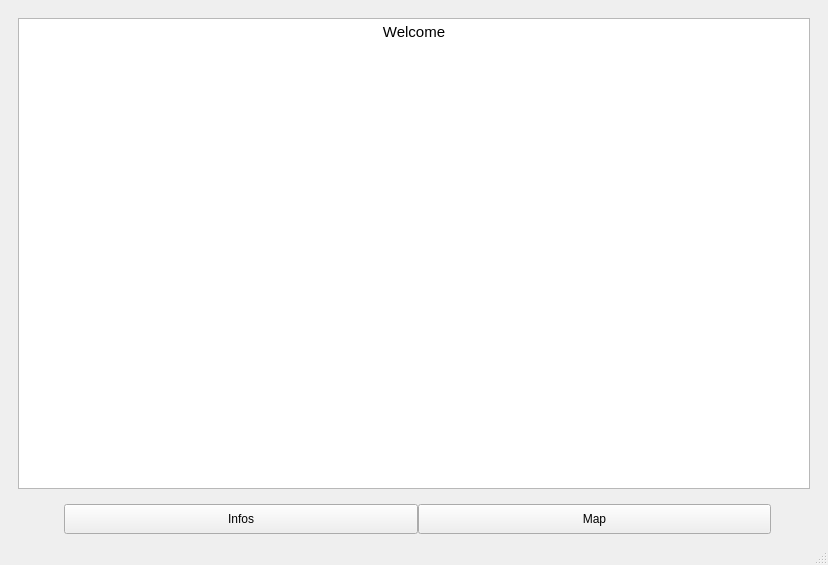
First picture: the form in mainWindow.ui, repository Owkly/Qt-JO-MapApplication, before the edit.
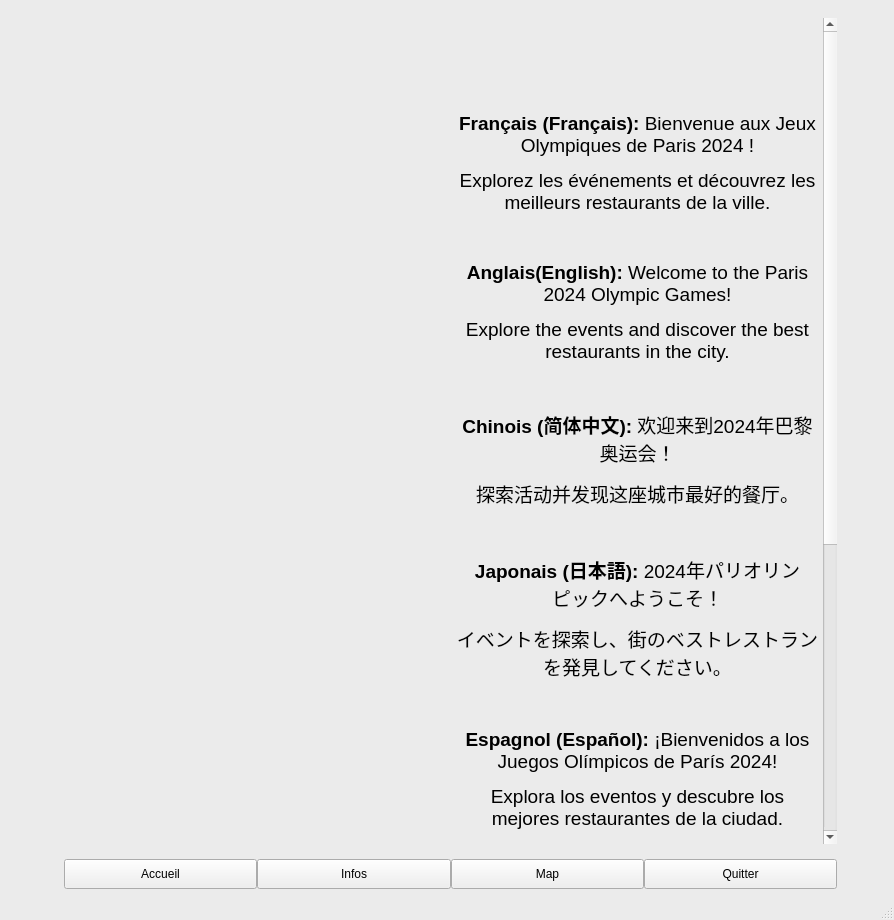
Second picture: the form after the edit. Icons and pictures are not drawn.

Diff of the .ui file:
```diff
--- a/mainWindow.ui
+++ b/mainWindow.ui
@@ -6,13 +6,16 @@
    <rect>
     <x>0</x>
     <y>0</y>
-    <width>828</width>
-    <height>565</height>
+    <width>894</width>
+    <height>920</height>
    </rect>
   </property>
   <property name="windowTitle">
    <string>MainWindow</string>
   </property>
+  <property name="styleSheet">
+   <string notr="true">QMainWindow { background-color: #ebebeb; }</string>
+  </property>
   <widget class="QWidget" name="centralwidget">
    <layout class="QGridLayout" name="gridLayout">
     <item row="0" column="0">
@@ -21,16 +24,107 @@
        <number>0</number>
       </property>
       <widget class="QWidget" name="homePage">
-       <layout class="QGridLayout" name="gridLayout_2">
+       <layout class="QGridLayout" name="gridLayout_2" columnstretch="0,0">
+        <property name="leftMargin">
+         <number>52</number>
+        </property>
+        <property name="rightMargin">
+         <number>48</number>
+        </property>
+        <property name="verticalSpacing">
+         <number>0</number>
+        </property>
         <item row="0" column="0">
+         <widget class="QLabel" name="logoImage">
+          <property name="sizePolicy">
+           <sizepolicy hsizetype="Expanding" vsizetype="Maximum">
+            <horstretch>0</horstretch>
+            <verstretch>0</verstretch>
+           </sizepolicy>
+          </property>
+          <property name="maximumSize">
+           <size>
+            <width>700</width>
+            <height>850</height>
+           </size>
+          </property>
+          <property name="font">
+           <font>
+            <weight>50</weight>
+            <bold>false</bold>
+           </font>
+          </property>
+          <property name="text">
+           <string/>
+          </property>
+          <property name="pixmap">
+           <pixmap resource="ressources.qrc">:/images/logo.png</pixmap>
+          </property>
+          <property name="scaledContents">
+           <bool>true</bool>
+          </property>
+          <property name="alignment">
+           <set>Qt::AlignRight|Qt::AlignTrailing|Qt::AlignVCenter</set>
+          </property>
+         </widget>
+        </item>
+        <item row="0" column="1">
          <widget class="QTextEdit" name="welcomeMessage">
+          <property name="enabled">
+           <bool>true</bool>
+          </property>
+          <property name="maximumSize">
+           <size>
+            <width>16777215</width>
+            <height>16777215</height>
+           </size>
+          </property>
+          <property name="mouseTracking">
+           <bool>false</bool>
+          </property>
+          <property name="autoFillBackground">
+           <bool>false</bool>
+          </property>
+          <property name="styleSheet">
+           <string notr="true">QTextEdit { background-color: #ebebeb; }</string>
+          </property>
+          <property name="frameShape">
+           <enum>QFrame::NoFrame</enum>
+          </property>
+          <property name="readOnly">
+           <bool>true</bool>
+          </property>
           <property name="html">
            <string>&lt;!DOCTYPE HTML PUBLIC &quot;-//W3C//DTD HTML 4.0//EN&quot; &quot;http://www.w3.org/TR/REC-html40/strict.dtd&quot;&gt;
 &lt;html&gt;&lt;head&gt;&lt;meta name=&quot;qrichtext&quot; content=&quot;1&quot; /&gt;&lt;style type=&quot;text/css&quot;&gt;
 p, li { white-space: pre-wrap; }
 &lt;/style&gt;&lt;/head&gt;&lt;body style=&quot; font-family:'Ubuntu'; font-size:11pt; font-weight:400; font-style:normal;&quot;&gt;
-&lt;p align=&quot;center&quot; style=&quot; margin-top:0px; margin-bottom:0px; margin-left:0px; margin-right:0px; -qt-block-indent:0; text-indent:0px;&quot;&gt;Welcome&lt;/p&gt;
-&lt;p align=&quot;center&quot; style=&quot;-qt-paragraph-type:empty; margin-top:0px; margin-bottom:0px; margin-left:0px; margin-right:0px; -qt-block-indent:0; text-indent:0px;&quot;&gt;&lt;br /&gt;&lt;/p&gt;&lt;/body&gt;&lt;/html&gt;</string>
+&lt;p align=&quot;center&quot; style=&quot;-qt-paragraph-type:empty; margin-top:12px; margin-bottom:12px; margin-left:0px; margin-right:0px; -qt-block-indent:0; text-indent:0px;&quot;&gt;&lt;br /&gt;&lt;/p&gt;
+&lt;p align=&quot;center&quot; style=&quot;-qt-paragraph-type:empty; margin-top:12px; margin-bottom:12px; margin-left:0px; margin-right:0px; -qt-block-indent:0; text-indent:0px;&quot;&gt;&lt;br /&gt;&lt;/p&gt;
+&lt;p align=&quot;center&quot; style=&quot;-qt-paragraph-type:empty; margin-top:12px; margin-bottom:12px; margin-left:0px; margin-right:0px; -qt-block-indent:0; text-indent:0px;&quot;&gt;&lt;br /&gt;&lt;/p&gt;
+&lt;p align=&quot;center&quot; style=&quot; margin-top:12px; margin-bottom:12px; margin-left:0px; margin-right:0px; -qt-block-indent:0; text-indent:0px;&quot;&gt;&lt;span style=&quot; font-size:14pt; font-weight:600;&quot;&gt;Français (Français):&lt;/span&gt;&lt;span style=&quot; font-size:14pt;&quot;&gt; Bienvenue aux Jeux Olympiques de Paris 2024 !&lt;/span&gt;&lt;/p&gt;
+&lt;p align=&quot;center&quot; style=&quot; margin-top:12px; margin-bottom:12px; margin-left:0px; margin-right:0px; -qt-block-indent:0; text-indent:0px;&quot;&gt;&lt;span style=&quot; font-size:14pt;&quot;&gt;Explorez les événements et découvrez les meilleurs restaurants de la ville.&lt;/span&gt;&lt;/p&gt;
+&lt;p align=&quot;center&quot; style=&quot;-qt-paragraph-type:empty; margin-top:12px; margin-bottom:12px; margin-left:0px; margin-right:0px; -qt-block-indent:0; text-indent:0px; font-size:14pt; font-weight:600;&quot;&gt;&lt;br /&gt;&lt;/p&gt;
+&lt;p align=&quot;center&quot; style=&quot; margin-top:12px; margin-bottom:12px; margin-left:0px; margin-right:0px; -qt-block-indent:0; text-indent:0px;&quot;&gt;&lt;span style=&quot; font-size:14pt; font-weight:600;&quot;&gt;Anglais(English):&lt;/span&gt;&lt;span style=&quot; font-size:14pt;&quot;&gt; Welcome to the Paris 2024 Olympic Games!&lt;/span&gt;&lt;/p&gt;
+&lt;p align=&quot;center&quot; style=&quot; margin-top:12px; margin-bottom:12px; margin-left:0px; margin-right:0px; -qt-block-indent:0; text-indent:0px;&quot;&gt;&lt;span style=&quot; font-size:14pt;&quot;&gt;Explore the events and discover the best restaurants in the city.&lt;/span&gt;&lt;/p&gt;
+&lt;p align=&quot;center&quot; style=&quot;-qt-paragraph-type:empty; margin-top:12px; margin-bottom:12px; margin-left:0px; margin-right:0px; -qt-block-indent:0; text-indent:0px; font-size:14pt;&quot;&gt;&lt;br /&gt;&lt;/p&gt;
+&lt;p align=&quot;center&quot; style=&quot; margin-top:12px; margin-bottom:12px; margin-left:0px; margin-right:0px; -qt-block-indent:0; text-indent:0px;&quot;&gt;&lt;span style=&quot; font-size:14pt; font-weight:600;&quot;&gt;Chinois (简体中文):&lt;/span&gt;&lt;span style=&quot; font-size:14pt;&quot;&gt; 欢迎来到2024年巴黎奥运会！&lt;/span&gt;&lt;/p&gt;
+&lt;p align=&quot;center&quot; style=&quot; margin-top:12px; margin-bottom:12px; margin-left:0px; margin-right:0px; -qt-block-indent:0; text-indent:0px;&quot;&gt;&lt;span style=&quot; font-size:14pt;&quot;&gt;探索活动并发现这座城市最好的餐厅。&lt;/span&gt;&lt;/p&gt;
+&lt;p align=&quot;center&quot; style=&quot;-qt-paragraph-type:empty; margin-top:12px; margin-bottom:12px; margin-left:0px; margin-right:0px; -qt-block-indent:0; text-indent:0px; font-size:14pt;&quot;&gt;&lt;br /&gt;&lt;/p&gt;
+&lt;p align=&quot;center&quot; style=&quot; margin-top:12px; margin-bottom:12px; margin-left:0px; margin-right:0px; -qt-block-indent:0; text-indent:0px;&quot;&gt;&lt;span style=&quot; font-size:14pt; font-weight:600;&quot;&gt;Japonais (日本語):&lt;/span&gt;&lt;span style=&quot; font-size:14pt;&quot;&gt; 2024年パリオリンピックへようこそ！&lt;/span&gt;&lt;/p&gt;
+&lt;p align=&quot;center&quot; style=&quot; margin-top:12px; margin-bottom:12px; margin-left:0px; margin-right:0px; -qt-block-indent:0; text-indent:0px;&quot;&gt;&lt;span style=&quot; font-size:14pt;&quot;&gt;イベントを探索し、街のベストレストランを発見してください。&lt;/span&gt;&lt;/p&gt;
+&lt;p align=&quot;center&quot; style=&quot;-qt-paragraph-type:empty; margin-top:12px; margin-bottom:12px; margin-left:0px; margin-right:0px; -qt-block-indent:0; text-indent:0px; font-size:14pt;&quot;&gt;&lt;br /&gt;&lt;/p&gt;
+&lt;p align=&quot;center&quot; style=&quot; margin-top:12px; margin-bottom:12px; margin-left:0px; margin-right:0px; -qt-block-indent:0; text-indent:0px;&quot;&gt;&lt;span style=&quot; font-size:14pt; font-weight:600;&quot;&gt;Espagnol (Español):&lt;/span&gt;&lt;span style=&quot; font-size:14pt;&quot;&gt; ¡Bienvenidos a los Juegos Olímpicos de París 2024!&lt;/span&gt;&lt;/p&gt;
+&lt;p align=&quot;center&quot; style=&quot; margin-top:12px; margin-bottom:12px; margin-left:0px; margin-right:0px; -qt-block-indent:0; text-indent:0px;&quot;&gt;&lt;span style=&quot; font-size:14pt;&quot;&gt;Explora los eventos y descubre los mejores restaurantes de la ciudad.&lt;/span&gt;&lt;/p&gt;
+&lt;p align=&quot;center&quot; style=&quot;-qt-paragraph-type:empty; margin-top:12px; margin-bottom:12px; margin-left:0px; margin-right:0px; -qt-block-indent:0; text-indent:0px; font-size:14pt;&quot;&gt;&lt;br /&gt;&lt;/p&gt;
+&lt;p align=&quot;center&quot; style=&quot; margin-top:12px; margin-bottom:12px; margin-left:0px; margin-right:0px; -qt-block-indent:0; text-indent:0px;&quot;&gt;&lt;span style=&quot; font-size:14pt; font-weight:600;&quot;&gt;Allemand (Deutsch):&lt;/span&gt;&lt;span style=&quot; font-size:14pt;&quot;&gt; Willkommen bei den Olympischen Spielen Paris 2024!&lt;/span&gt;&lt;/p&gt;
+&lt;p align=&quot;center&quot; style=&quot; margin-top:12px; margin-bottom:12px; margin-left:0px; margin-right:0px; -qt-block-indent:0; text-indent:0px;&quot;&gt;&lt;span style=&quot; font-size:14pt;&quot;&gt;Erkunden Sie die Veranstaltungen und entdecken Sie die besten Restaurants der Stadt.&lt;/span&gt;&lt;/p&gt;
+&lt;p align=&quot;center&quot; style=&quot;-qt-paragraph-type:empty; margin-top:12px; margin-bottom:12px; margin-left:0px; margin-right:0px; -qt-block-indent:0; text-indent:0px; font-size:14pt;&quot;&gt;&lt;br /&gt;&lt;/p&gt;
+&lt;p align=&quot;center&quot; style=&quot; margin-top:12px; margin-bottom:12px; margin-left:0px; margin-right:0px; -qt-block-indent:0; text-indent:0px;&quot;&gt;&lt;span style=&quot; font-size:14pt; font-weight:600;&quot;&gt;Italien (Italiano):&lt;/span&gt;&lt;span style=&quot; font-size:14pt;&quot;&gt; Benvenuti ai Giochi Olimpici di Parigi 2024!&lt;/span&gt;&lt;/p&gt;
+&lt;p align=&quot;center&quot; style=&quot; margin-top:12px; margin-bottom:12px; margin-left:0px; margin-right:0px; -qt-block-indent:0; text-indent:0px;&quot;&gt;&lt;span style=&quot; font-size:14pt;&quot;&gt;Esplorate gli eventi e scoprite i migliori ristoranti della città.&lt;/span&gt;&lt;/p&gt;
+&lt;p align=&quot;center&quot; style=&quot;-qt-paragraph-type:empty; margin-top:12px; margin-bottom:12px; margin-left:0px; margin-right:0px; -qt-block-indent:0; text-indent:0px; font-size:14pt;&quot;&gt;&lt;br /&gt;&lt;/p&gt;
+&lt;p align=&quot;center&quot; style=&quot; margin-top:12px; margin-bottom:12px; margin-left:0px; margin-right:0px; -qt-block-indent:0; text-indent:0px;&quot;&gt;&lt;span style=&quot; font-size:14pt; font-weight:600;&quot;&gt;Portugais (Português):&lt;/span&gt;&lt;span style=&quot; font-size:14pt;&quot;&gt; Bem-vindos aos Jogos Olímpicos de Paris 2024!&lt;/span&gt;&lt;/p&gt;
+&lt;p align=&quot;center&quot; style=&quot; margin-top:12px; margin-bottom:12px; margin-left:0px; margin-right:0px; -qt-block-indent:0; text-indent:0px;&quot;&gt;&lt;span style=&quot; font-size:14pt;&quot;&gt;Explore os eventos e descubra os melhores restaurantes da cidade.&lt;/span&gt;&lt;/p&gt;&lt;/body&gt;&lt;/html&gt;</string>
           </property>
          </widget>
         </item>
@@ -201,6 +295,19 @@
       <property name="rightMargin">
        <number>48</number>
       </property>
+      <item>
+       <widget class="QPushButton" name="openHomeMainButton">
+        <property name="minimumSize">
+         <size>
+          <width>0</width>
+          <height>30</height>
+         </size>
+        </property>
+        <property name="text">
+         <string>Accueil</string>
+        </property>
+       </widget>
+      </item>
       <item>
        <widget class="QPushButton" name="openInfoMainButton">
         <property name="minimumSize">
@@ -227,6 +334,19 @@
         </property>
        </widget>
       </item>
+      <item>
+       <widget class="QPushButton" name="quitMainButton">
+        <property name="minimumSize">
+         <size>
+          <width>0</width>
+          <height>30</height>
+         </size>
+        </property>
+        <property name="text">
+         <string>Quitter</string>
+        </property>
+       </widget>
+      </item>
      </layout>
     </item>
    </layout>
```
Left out of the diff: 15 changed lines with no effect on the pictures.
